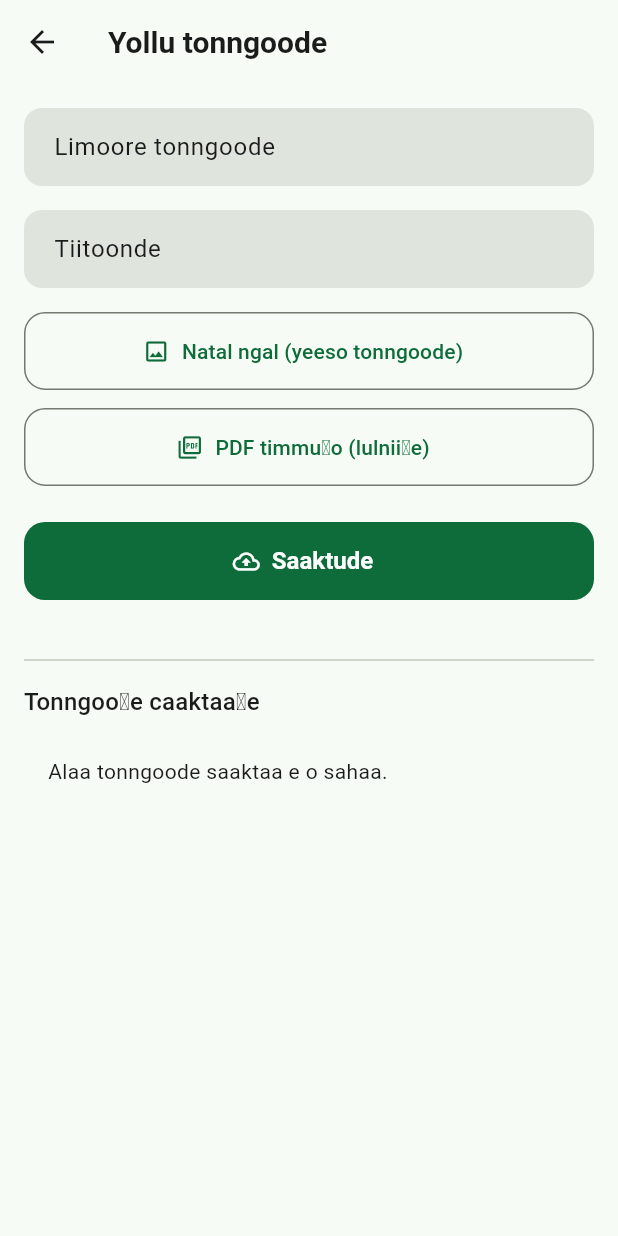
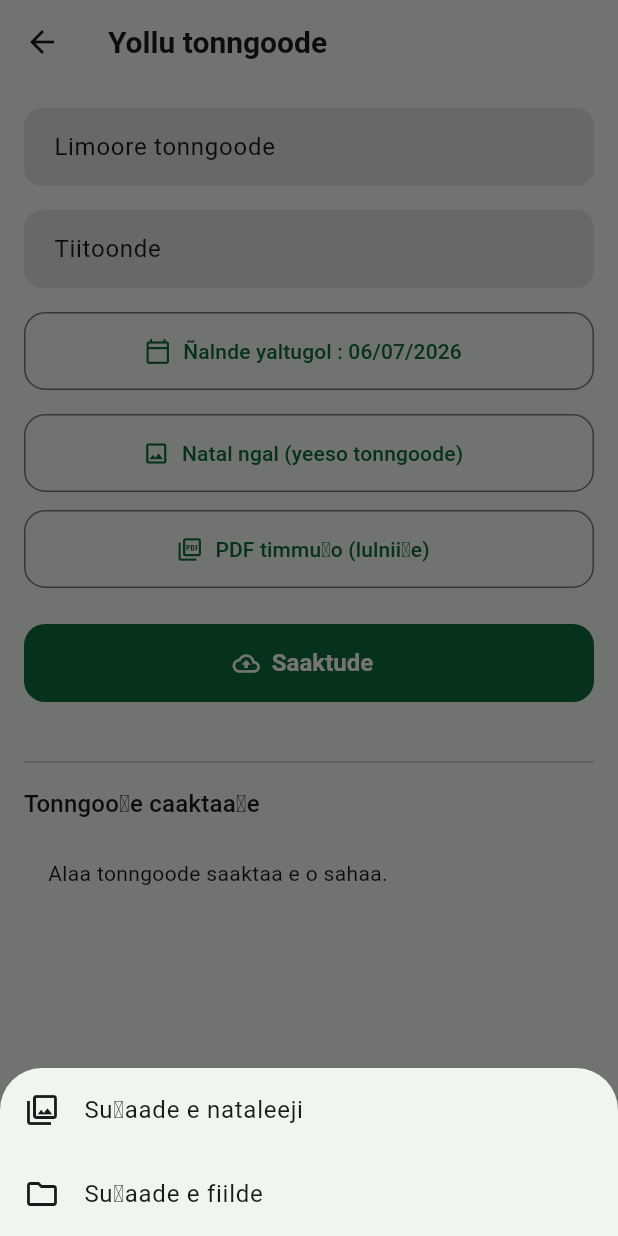
Before and after one commit to kawkumputer/fooyre-bamtaare, a Flutter app: the AdminUploadScreen screen opened directly, after a tap on "Natal ngal (yeeso tonngoode)", on a phone screen of 412 x 824 dp. Run offline on Flutter 3.47's test engine with Material 3 defaults, Android fonts, the phone set to English and light mode, and no system bars; our stand-ins replace file_picker, image_picker, shared_preferences, supabase_flutter; missing offline and left inert: pdfrx; accounts and stored records are empty.

Commit message:
feat: date de parution obligatoire + affiche/PDF tous deux requis + galerie
- L'admin choisit la date de parution a la publication (par defaut
  aujourd'hui). Affichee a l'accueil : "Paru le {date}".
- L'affiche ET le PDF complet sont desormais tous les deux obligatoires
  pour publier une edition (AdminService.publishEdition non-nullable).
- Selection de l'affiche : choix entre galerie photos (image_picker)
  et app Fichiers (comportement precedent).
- Fermeture du clavier sur l'ecran de publication (tap en dehors,
  avant d'ouvrir le picker, avant de publier, touche Terminee).
- Version 1.0.5+10.

Co-Authored-By: Claude Sonnet 5 <noreply@anthropic.com>

```diff
--- a/lib/l10n/app_ff.arb
+++ b/lib/l10n/app_ff.arb
@@ -48,8 +48,12 @@
   "editionComplete": "Tonngoode timmunde",
   "chooseFullPdf": "PDF timmuɗo (lulniiɓe)",
   "chooseCoverImage": "Natal ngal (yeeso tonngoode)",
+  "chooseFromGallery": "Suɓaade e nataleeji",
+  "chooseFromFiles": "Suɓaade e fiilde",
   "coverLabel": "Natal",
-  "coverAndPdfRequired": "Ɓeydu natal ngal walla PDF timmuɗo oo.",
+  "coverAndPdfRequired": "Natal ngal e PDF timmuɗo ɗiɗi fof ina waɗɗii.",
+  "publicationDate": "Ñalnde yaltugol",
+  "publishedOn": "Yaltii ñalnde {date}",
   "subscribeDialogTitle": "Tonngoode timmunde",
   "subscribeDialogBody": "Ngam tarde tonngoode timmunde, aɗa foti lulnaade. Jokkondir e caakto jaaynde ndee ngam heɓde damal (Bankily, Wave, booñ...).",
   "close": "Uddu",
--- a/lib/l10n/app_localizations.dart
+++ b/lib/l10n/app_localizations.dart
@@ -386,6 +386,18 @@ abstract class AppLocalizations {
   /// **'Affiche (image de la une)'**
   String get chooseCoverImage;
 
+  /// No description provided for @chooseFromGallery.
+  ///
+  /// In fr, this message translates to:
+  /// **'Choisir depuis la galerie'**
+  String get chooseFromGallery;
+
+  /// No description provided for @chooseFromFiles.
+  ///
+  /// In fr, this message translates to:
+  /// **'Choisir depuis les fichiers'**
+  String get chooseFromFiles;
+
   /// No description provided for @coverLabel.
   ///
   /// In fr, this message translates to:
@@ -395,8 +407,20 @@ abstract class AppLocalizations {
   /// No description provided for @coverAndPdfRequired.
   ///
   /// In fr, this message translates to:
-  /// **'Ajoutez l\'affiche et/ou le PDF complet.'**
+  /// **'L\'affiche et le PDF complet sont tous les deux obligatoires.'**
   String get coverAndPdfRequired;
+
+  /// No description provided for @publicationDate.
+  ///
+  /// In fr, this message translates to:
+  /// **'Date de parution'**
+  String get publicationDate;
+
+  /// No description provided for @publishedOn.
+  ///
+  /// In fr, this message translates to:
+  /// **'Paru le {date}'**
+  String publishedOn(String date);
 
   /// No description provided for @subscribeDialogTitle.
   ///
--- a/lib/l10n/app_localizations_ff.dart
+++ b/lib/l10n/app_localizations_ff.dart
@@ -159,10 +159,25 @@ class AppLocalizationsFf extends AppLocalizations {
   String get chooseCoverImage => 'Natal ngal (yeeso tonngoode)';
 
   @override
+  String get chooseFromGallery => 'Suɓaade e nataleeji';
+
+  @override
+  String get chooseFromFiles => 'Suɓaade e fiilde';
+
+  @override
   String get coverLabel => 'Natal';
 
   @override
-  String get coverAndPdfRequired => 'Ɓeydu natal ngal walla PDF timmuɗo oo.';
+  String get coverAndPdfRequired =>
+      'Natal ngal e PDF timmuɗo ɗiɗi fof ina waɗɗii.';
+
+  @override
+  String get publicationDate => 'Ñalnde yaltugol';
+
+  @override
+  String publishedOn(String date) {
+    return 'Yaltii ñalnde $date';
+  }
 
   @override
   String get subscribeDialogTitle => 'Tonngoode timmunde';
--- a/lib/screens/admin/admin_upload_screen.dart
+++ b/lib/screens/admin/admin_upload_screen.dart
@@ -1,11 +1,16 @@
+import 'dart:typed_data';
+
 import 'package:file_picker/file_picker.dart';
 import 'package:flutter/material.dart';
+import 'package:image_picker/image_picker.dart';
 import 'package:intl/intl.dart';
 
 import '../../l10n/app_localizations.dart';
 import '../../models/edition.dart';
 import '../../services/admin_service.dart';
 import '../../services/edition_service.dart';
+
+enum _CoverSource { gallery, files }
 
 class AdminUploadScreen extends StatefulWidget {
   const AdminUploadScreen({super.key});
@@ -21,8 +26,10 @@ class _AdminUploadScreenState extends State<AdminUploadScreen> {
   final _adminService = AdminService();
   final _editionService = EditionService();
 
-  PlatformFile? _coverFile;
+  Uint8List? _coverBytes;
+  String? _coverFileName;
   PlatformFile? _pdfFile;
+  DateTime _datePublication = DateTime.now();
   bool _uploading = false;
   late Future<List<Edition>> _editionsFuture;
 
@@ -57,13 +64,76 @@ class _AdminUploadScreenState extends State<AdminUploadScreen> {
     return null;
   }
 
+  /// Propose de choisir l'affiche depuis la galerie photos ou l'app
+  /// Fichiers (l'ancien comportement, limite aux documents/Fichiers seul).
+  Future<void> _pickCoverImage() async {
+    FocusScope.of(context).unfocus();
+    final l10n = AppLocalizations.of(context);
+    final source = await showModalBottomSheet<_CoverSource>(
+      context: context,
+      builder: (context) => SafeArea(
+        child: Column(
+          mainAxisSize: MainAxisSize.min,
+          children: [
+            ListTile(
+              leading: const Icon(Icons.photo_library_outlined),
+              title: Text(l10n.chooseFromGallery),
+              onTap: () => Navigator.pop(context, _CoverSource.gallery),
+            ),
+            ListTile(
+              leading: const Icon(Icons.folder_outlined),
+              title: Text(l10n.chooseFromFiles),
+              onTap: () => Navigator.pop(context, _CoverSource.files),
+            ),
+          ],
+        ),
+      ),
+    );
+    if (source == null) return;
+
+    if (source == _CoverSource.gallery) {
+      final picked = await ImagePicker().pickImage(
+        source: ImageSource.gallery,
+        imageQuality: 90,
+      );
+      if (picked == null) return;
+      final bytes = await picked.readAsBytes();
+      setState(() {
+        _coverBytes = bytes;
+        _coverFileName = picked.name;
+      });
+    } else {
+      final f = await _pickFile(['jpg', 'jpeg', 'png', 'webp']);
+      if (f != null) {
+        setState(() {
+          _coverBytes = f.bytes;
+          _coverFileName = f.name;
+        });
+      }
+    }
+  }
+
+  Future<void> _pickDate() async {
+    FocusScope.of(context).unfocus();
+    final now = DateTime.now();
+    final picked = await showDatePicker(
+      context: context,
+      initialDate: _datePublication,
+      firstDate: DateTime(now.year - 2),
+      lastDate: DateTime(now.year + 1),
+      helpText: AppLocalizations.of(context).publicationDate,
+    );
+    if (picked != null) setState(() => _datePublication = picked);
+  }
+
   Future<void> _publish() async {
+    FocusScope.of(context).unfocus();
     final l10n = AppLocalizations.of(context);
     if (!_formKey.currentState!.validate()) return;
-    if (_coverFile == null && _pdfFile == null) {
-      ScaffoldMessenger.of(context).showSnackBar(
-        SnackBar(content: Text(l10n.coverAndPdfRequired)),
-      );
+    if (_coverBytes == null || _pdfFile == null) {
+      ScaffoldMessenger.of(
+        context,
+      ).showSnackBar(SnackBar(content: Text(l10n.coverAndPdfRequired)));
       return;
     }
 
@@ -72,17 +142,20 @@ class _AdminUploadScreenState extends State<AdminUploadScreen> {
       await _adminService.publishEdition(
         numero: int.parse(_numeroController.text.trim()),
         titre: _titreController.text.trim(),
-        coverBytes: _coverFile?.bytes,
-        coverExt: _coverFile?.extension,
-        completBytes: _pdfFile?.bytes,
+        datePublication: _datePublication,
+        coverBytes: _coverBytes!,
+        coverExt: _coverFileName?.split('.').last,
+        completBytes: _pdfFile!.bytes!,
       );
       if (mounted) {
-        ScaffoldMessenger.of(context).showSnackBar(
-          SnackBar(content: Text(l10n.editionPublished)),
-        );
+        ScaffoldMessenger.of(
+          context,
+        ).showSnackBar(SnackBar(content: Text(l10n.editionPublished)));
         setState(() {
-          _coverFile = null;
+          _coverBytes = null;
+          _coverFileName = null;
           _pdfFile = null;
+          _datePublication = DateTime.now();
           _numeroController.clear();
           _titreController.clear();
         });
@@ -90,9 +163,9 @@ class _AdminUploadScreenState extends State<AdminUploadScreen> {
       }
     } catch (e) {
       if (mounted) {
-        ScaffoldMessenger.of(context).showSnackBar(
-          SnackBar(content: Text(l10n.errorWithMessage('$e'))),
-        );
+        ScaffoldMessenger.of(
+          context,
+        ).showSnackBar(SnackBar(content: Text(l10n.errorWithMessage('$e'))));
       }
     } finally {
       if (mounted) setState(() => _uploading = false);
@@ -126,16 +199,16 @@ class _AdminUploadScreenState extends State<AdminUploadScreen> {
     try {
       await _adminService.deleteEdition(edition);
       if (mounted) {
-        ScaffoldMessenger.of(context).showSnackBar(
-          SnackBar(content: Text(l10n.editionDeleted)),
-        );
+        ScaffoldMessenger.of(
+          context,
+        ).showSnackBar(SnackBar(content: Text(l10n.editionDeleted)));
         _reloadEditions();
       }
     } catch (e) {
       if (mounted) {
-        ScaffoldMessenger.of(context).showSnackBar(
-          SnackBar(content: Text(l10n.errorWithMessage('$e'))),
-        );
+        ScaffoldMessenger.of(
+          context,
+        ).showSnackBar(SnackBar(content: Text(l10n.errorWithMessage('$e'))));
       }
     }
   }
@@ -145,7 +218,10 @@ class _AdminUploadScreenState extends State<AdminUploadScreen> {
     final l10n = AppLocalizations.of(context);
     return Scaffold(
       appBar: AppBar(title: Text(l10n.publishEdition)),
-      body: SingleChildScrollView(
+      body: GestureDetector(
+        behavior: HitTestBehavior.opaque,
+        onTap: () => FocusScope.of(context).unfocus(),
+        child: SingleChildScrollView(
           padding: const EdgeInsets.all(16),
           child: Column(
             crossAxisAlignment: CrossAxisAlignment.stretch,
@@ -158,6 +234,7 @@ class _AdminUploadScreenState extends State<AdminUploadScreen> {
                     TextFormField(
                       controller: _numeroController,
                       keyboardType: TextInputType.number,
+                      textInputAction: TextInputAction.next,
                       decoration: InputDecoration(
                         labelText: l10n.editionNumber,
                         hintText: l10n.editionNumberHint,
@@ -171,37 +248,41 @@ class _AdminUploadScreenState extends State<AdminUploadScreen> {
                     const SizedBox(height: 16),
                     TextFormField(
                       controller: _titreController,
+                      textInputAction: TextInputAction.done,
+                      onFieldSubmitted: (_) => FocusScope.of(context).unfocus(),
                       decoration: InputDecoration(
                         labelText: l10n.title,
                         hintText: l10n.titleHint,
                         border: const OutlineInputBorder(),
                       ),
-                    validator: (v) =>
-                        v == null || v.trim().isEmpty ? l10n.titleRequired : null,
+                      validator: (v) => v == null || v.trim().isEmpty
+                          ? l10n.titleRequired
+                          : null,
+                    ),
+                    const SizedBox(height: 16),
+                    OutlinedButton.icon(
+                      icon: const Icon(Icons.calendar_today_outlined),
+                      label: Text(
+                        '${l10n.publicationDate} : '
+                        '${DateFormat('dd/MM/yyyy').format(_datePublication)}',
+                      ),
+                      onPressed: _uploading ? null : _pickDate,
                     ),
                     const SizedBox(height: 16),
                     OutlinedButton.icon(
                       icon: const Icon(Icons.image_outlined),
                       label: Text(
-                      _coverFile == null
-                          ? l10n.chooseCoverImage
-                          : _coverFile!.name,
+                        _coverFileName ?? l10n.chooseCoverImage,
                         overflow: TextOverflow.ellipsis,
                       ),
-                    onPressed: _uploading
-                        ? null
-                        : () async {
-                            final f = await _pickFile(
-                                ['jpg', 'jpeg', 'png', 'webp']);
-                            if (f != null) setState(() => _coverFile = f);
-                          },
+                      onPressed: _uploading ? null : _pickCoverImage,
                     ),
-                  if (_coverFile?.bytes != null) ...[
+                    if (_coverBytes != null) ...[
                       const SizedBox(height: 12),
                       ClipRRect(
                         borderRadius: BorderRadius.circular(8),
                         child: Image.memory(
-                        _coverFile!.bytes!,
+                          _coverBytes!,
                           height: 160,
                           fit: BoxFit.contain,
                         ),
@@ -252,6 +333,7 @@ class _AdminUploadScreenState extends State<AdminUploadScreen> {
             ],
           ),
         ),
+      ),
     );
   }
 }
@@ -299,23 +381,23 @@ class _EditionsAdminList extends StatelessWidget {
         }
         return Column(
           children: editions.map((edition) {
-            final dateStr =
-                DateFormat('MMMM yyyy', 'fr').format(edition.datePublication);
+            final dateStr = DateFormat(
+              'MMMM yyyy',
+              'fr',
+            ).format(edition.datePublication);
             return Card(
               margin: const EdgeInsets.symmetric(vertical: 4),
               child: ListTile(
                 leading: CircleAvatar(
-                  backgroundColor:
-                      Theme.of(context).colorScheme.primaryContainer,
+                  backgroundColor: Theme.of(
+                    context,
+                  ).colorScheme.primaryContainer,
                   child: Text('${edition.numero}'),
                 ),
                 title: Text(edition.titre),
                 subtitle: Text(
                   '$dateStr — '
-                  '${[
-                    if (edition.hasCover) l10n.coverLabel,
-                    if (edition.hasComplet) l10n.editionComplete,
-                  ].join(' + ')}',
+                  '${[if (edition.hasCover) l10n.coverLabel, if (edition.hasComplet) l10n.editionComplete].join(' + ')}',
                 ),
                 trailing: IconButton(
                   icon: Icon(
--- a/lib/screens/editions/editions_list_screen.dart
+++ b/lib/screens/editions/editions_list_screen.dart
@@ -260,7 +260,7 @@ class _EditionCard extends StatelessWidget {
     final l10n = AppLocalizations.of(context);
     final scheme = Theme.of(context).colorScheme;
     final dateStr = DateFormat(
-      'MMMM yyyy',
+      'd MMMM yyyy',
       'fr',
     ).format(edition.datePublication);
 
@@ -290,7 +290,7 @@ class _EditionCard extends StatelessWidget {
                         ),
                         const SizedBox(height: 2),
                         Text(
-                          dateStr,
+                          l10n.publishedOn(dateStr),
                           style: Theme.of(context).textTheme.bodyMedium
                               ?.copyWith(color: scheme.onSurfaceVariant),
                         ),
--- a/pubspec.yaml
+++ b/pubspec.yaml
@@ -16,7 +16,7 @@ publish_to: 'none' # Remove this line if you wish to publish to pub.dev
 # https://developer.apple.com/library/archive/documentation/General/Reference/InfoPlistKeyReference/Articles/CoreFoundationKeys.html
 # In Windows, build-name is used as the major, minor, and patch parts
 # of the product and file versions while build-number is used as the build suffix.
-version: 1.0.4+9
+version: 1.0.5+10
 
 environment:
   sdk: ^3.10.9
@@ -52,6 +52,9 @@ dependencies:
 
   # Selection du PDF a uploader (mode admin)
   file_picker: ^10.0.0
+
+  # Selection de l'affiche depuis la galerie photos (mode admin)
+  image_picker: ^1.1.2
 
   # Persistance du choix de langue (fr / ff)
   shared_preferences: ^2.5.0
```
Also changed, not shown: lib/l10n/app_fr.arb (+10 -1 lines), lib/l10n/app_localizations_fr.dart (+16 -1 lines), lib/services/admin_service.dart (+16 -22 lines), pubspec.lock. Lines whose indentation alone changed are shown as unchanged.
